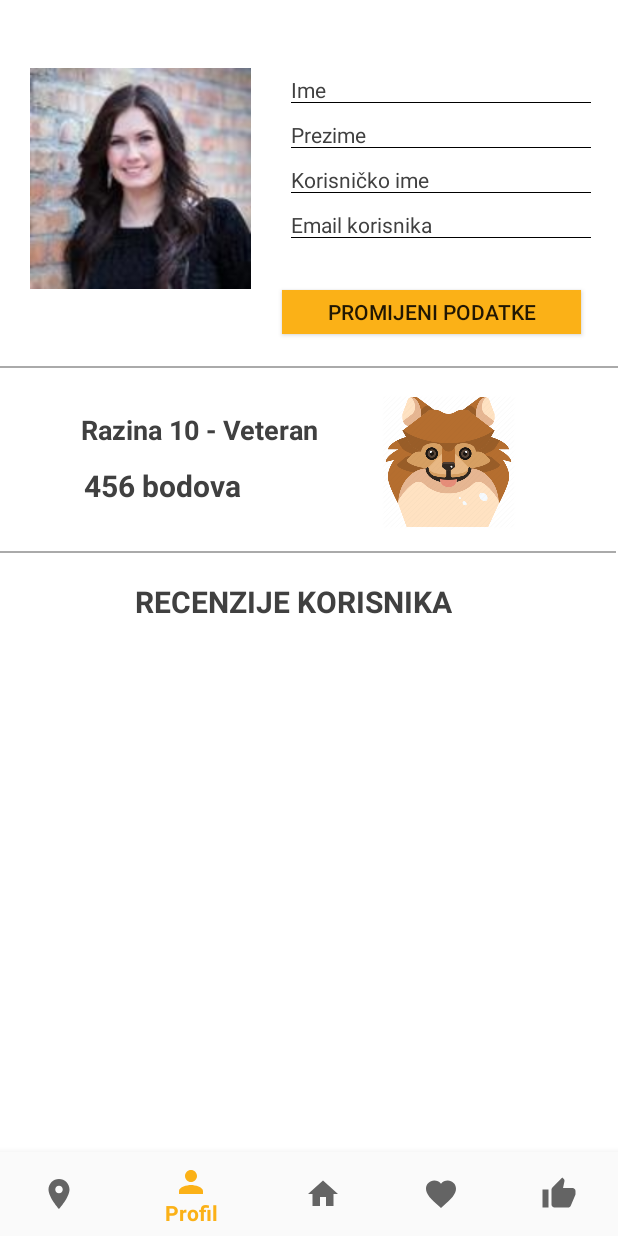
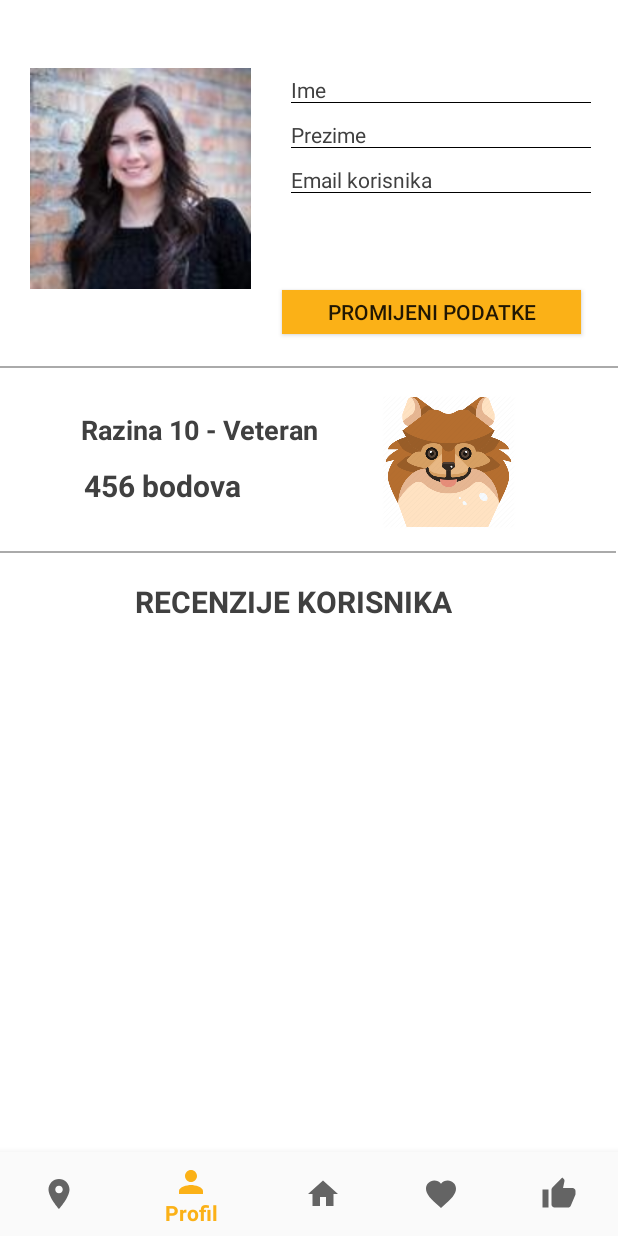
Before and after one commit to AIR-FOI-HR/AIR1920, an Android app: the HomeFragment screen opened directly, with no data from a screen before it, item 2 of the bottom bar chosen, on a phone screen of 412 x 824 dp. Run offline under Robolectric (Android 15) with nearby library versions, the phone set to English and light mode, and no system bars; our stand-ins replace ButterKnife, Firebase (no records; nobody signed in at launch, a user with empty details on screens opened directly), Room's generated code, navigation-ui; 7 statements that could not run were skipped.

Commit message:
Dohvat podataka korisnika na korisničkom profilu
- Dodan id u klasu Korisnik
- kreiran UserListener
- kreiran UserHelper
- maknut prikaz korisničkog imena iz fragmenta profila pošto se više ne koristi

```diff
--- a/app/src/main/java/com/example/culturearound/Firebase/FirebaseHelper.java
+++ b/app/src/main/java/com/example/culturearound/Firebase/FirebaseHelper.java
@@ -9,6 +9,7 @@ import android.widget.Toast;
 import com.google.firebase.auth.FirebaseAuth;
 import com.google.firebase.database.DatabaseReference;
 import com.google.firebase.database.FirebaseDatabase;
+import com.google.firebase.database.Query;
 
 public abstract class FirebaseHelper {
 
@@ -20,6 +21,7 @@ public abstract class FirebaseHelper {
     FirebaseDatabase database;
     //referenca na podatak unutar baze podataka
     DatabaseReference mDatabase;
+    protected Query mQuery;
 
 
     protected Boolean provjeriDostupnostMreze() {
--- /dev/null
+++ b/app/src/main/java/com/example/culturearound/Firebase/Listeners/UserListener.java
@@ -0,0 +1,22 @@
+package com.example.culturearound.Firebase.Listeners;
+
+import com.example.culturearound.Firebase.EntitiesFirebase.Korisnik;
+
+import java.util.List;
+
+public interface UserListener {
+
+    /**
+     * Metoda koja se poziva kada se USPJEŠNO izvrši upit nad bazom za dohvat znamenitosti.
+     * @param message
+     * @param currentUser
+     */
+    void onLoadUserSuccess(String message, Korisnik currentUser);
+
+    /**
+     * Metoda koja se poziva kada se NEUSPJEŠNO izvrši upit nad bazom za dohvat znamenitosti.
+     * @param message
+     */
+    void onLoadUserFail(String message);
+
+}
--- a/app/src/main/java/com/example/culturearound/Firebase/LoginHelper.java
+++ b/app/src/main/java/com/example/culturearound/Firebase/LoginHelper.java
@@ -106,7 +106,7 @@ public class LoginHelper extends FirebaseHelper{
 
     private void zapisiKorisnikaNaFirebase(String uid, String ime, String prezime, String email, String lozinka) {
         DatabaseReference rKorisnik = mDatabase.child("Korisnik");
-        Korisnik noviKorisnik = new Korisnik(ime, prezime, email, lozinka, 1);
+        Korisnik noviKorisnik = new Korisnik(uid, ime, prezime, email, lozinka, 1);
         rKorisnik.child(uid).setValue(noviKorisnik);
     }
 
--- /dev/null
+++ b/app/src/main/java/com/example/culturearound/Firebase/UserHelper.java
@@ -0,0 +1,64 @@
+package com.example.culturearound.Firebase;
+
+import android.content.Context;
+import android.util.Log;
+import android.widget.Toast;
+
+import androidx.annotation.NonNull;
+
+import com.example.culturearound.Firebase.EntitiesFirebase.Korisnik;
+import com.example.culturearound.Firebase.Listeners.UserListener;
+import com.google.firebase.auth.FirebaseAuth;
+import com.google.firebase.auth.FirebaseUser;
+import com.google.firebase.database.DataSnapshot;
+import com.google.firebase.database.DatabaseError;
+import com.google.firebase.database.FirebaseDatabase;
+import com.google.firebase.database.ValueEventListener;
+import com.google.firebase.database.core.Tag;
+
+import java.util.ArrayList;
+import java.util.Arrays;
+import java.util.List;
+
+import static android.content.ContentValues.TAG;
+
+
+public class UserHelper extends FirebaseHelper {
+
+    private final UserListener userListener;
+    public String userId ;
+    public FirebaseUser user ;
+
+    public UserHelper(Context context, UserListener userListener) {
+        mAuth = FirebaseAuth.getInstance();
+        mContext = context;
+        database = FirebaseDatabase.getInstance();
+        mDatabase = database.getReference();
+        this.userListener = userListener;
+        userId= mAuth.getCurrentUser().getUid();
+        user = mAuth.getCurrentUser();
+    }
+
+    public void findUserById () {
+        mQuery = mDatabase.child("Korisnik").child(userId);
+
+        mQuery.addListenerForSingleValueEvent(new ValueEventListener() {
+            @Override
+            public void onDataChange(DataSnapshot dataSnapshot) {
+
+                Korisnik currentUser = new Korisnik();
+                currentUser = dataSnapshot.getValue(Korisnik.class);
+                currentUser.setUid(userId);
+
+                userListener.onLoadUserSuccess("Uspjesno dohvaćanje- listener",currentUser);
+            }
+
+            @Override
+            public void onCancelled(@NonNull DatabaseError databaseError) {
+                userListener.onLoadUserFail("Neuspješno dohvaćanje- listener");
+            }
+        });
+    }
+
+
+}
--- a/app/src/main/java/com/example/culturearound/ProfileFragment.java
+++ b/app/src/main/java/com/example/culturearound/ProfileFragment.java
@@ -1,19 +1,85 @@
 package com.example.culturearound;
 
+import android.nfc.Tag;
 import android.os.Bundle;
+import android.util.Log;
 import android.view.LayoutInflater;
 import android.view.View;
 import android.view.ViewGroup;
+import android.widget.Button;
+import android.widget.TextView;
 
 import androidx.annotation.NonNull;
 import androidx.annotation.Nullable;
 import androidx.fragment.app.Fragment;
 
-public class ProfileFragment extends Fragment {
+import com.example.culturearound.Firebase.EntitiesFirebase.Korisnik;
+import com.example.culturearound.Firebase.Listeners.UserListener;
+import com.example.culturearound.Firebase.UserHelper;
+import com.google.firebase.auth.FirebaseAuth;
+import com.google.firebase.auth.FirebaseUser;
+import com.google.firebase.database.DataSnapshot;
+import com.google.firebase.database.DatabaseError;
+import com.google.firebase.database.DatabaseReference;
+import com.google.firebase.database.FirebaseDatabase;
+import com.google.firebase.database.ValueEventListener;
+
+import java.util.List;
+
+import butterknife.BindView;
+import butterknife.ButterKnife;
+
+
+public class ProfileFragment extends Fragment implements UserListener {
+    @BindView(R.id.update_profile)
+    Button btnUpdateData;
+
+    @BindView(R.id.profile_name)
+    TextView userFirstName;
+
+    @BindView(R.id.profile_surname)
+    TextView userLastName;
+
+    @BindView(R.id.profile_email)
+    TextView userMail;
+
+    private UserHelper userHelper;
+
+    private static final String TAG = "profil";
+
 
     @Nullable
     @Override
     public View onCreateView(@NonNull LayoutInflater inflater, @Nullable ViewGroup container, @Nullable Bundle savedInstanceState) {
         return inflater.inflate(R.layout.fragment_profile,container,false);
+
+    }
+
+    public void onViewCreated(@NonNull View view, @Nullable Bundle savedInstanceState) {
+        Log.d(TAG, "Pocetak...");
+        super.onViewCreated(view, savedInstanceState);
+        ButterKnife.bind(this, view);
+        userHelper = new UserHelper(getContext(),this);
+        Log.d(TAG, "onViewCreated: "+ userHelper.userId);
+        userHelper.findUserById();
+    }
+
+    private void loadData(Korisnik korisnik){
+        Log.d(TAG, "Ucitano " + korisnik.getIme() + korisnik.getPrezime() + korisnik.getEmail());
+        userFirstName.setText(korisnik.getIme());
+        userLastName.setText(korisnik.getPrezime());
+        userMail.setText(korisnik.getEmail());
+    }
+
+
+    @Override
+    public void onLoadUserSuccess(String message, Korisnik currentUser) {
+        Log.d(TAG, "Ucitano2 " + currentUser.getIme() + currentUser.getPrezime() + currentUser.getEmail());
+        loadData(currentUser);
+    }
+
+    @Override
+    public void onLoadUserFail(String message) {
+
     }
 }
--- a/app/src/main/res/layout/fragment_profile.xml
+++ b/app/src/main/res/layout/fragment_profile.xml
@@ -29,22 +29,17 @@
         android:text="@string/ProfileSurname"
         android:background="@drawable/texts_line"
         style="@style/profileUserDetails" />
+
     <TextView
-        android:id="@+id/profile_username"
-        android:text="@string/profileUsername"
+        android:id="@+id/profile_email"
+        android:text="@string/profileEmail"
         android:background="@drawable/texts_line"
         android:layout_marginTop="110dp"
         style="@style/profileUserDetails" />
 
-    <TextView
-        android:id="@+id/profile_email"
-        style="@style/profileUserDetails"
-        android:background="@drawable/texts_line"
-        android:layout_marginTop="140dp"
-        android:text="@string/profileEmail" />
 
     <Button
-        android:id="@+id/button"
+        android:id="@+id/update_profile"
         style="@style/ButtonProfile"
         android:layout_width="199dp"
         android:layout_height="29dp"
```
Also changed, not shown: app/src/main/java/com/example/culturearound/Firebase/EntitiesFirebase/Korisnik.java (+16 -1 lines), database/src/main/java/Data/MockData.java (+9 -0 lines).
